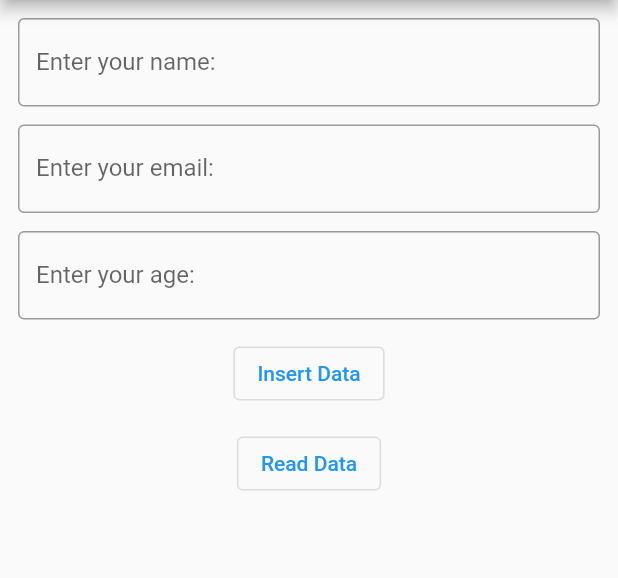
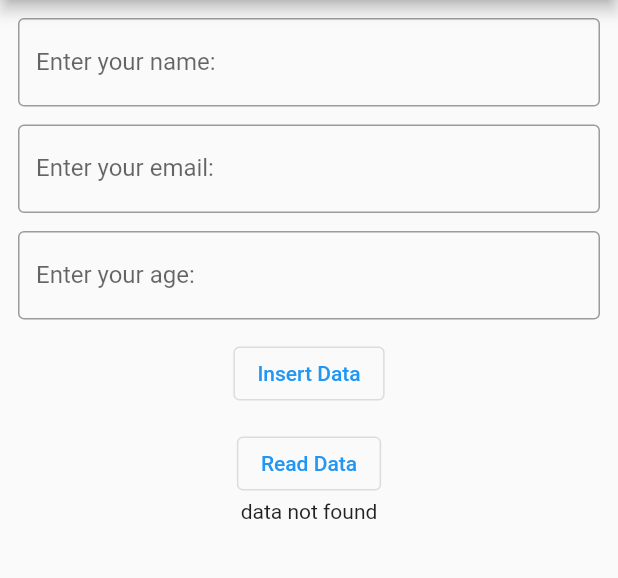
Before and after one commit to huzaifak08/SQFLite-Learning, a Flutter app: the screen it shows after launch, after a tap on "Read Data", on a phone screen of 412 x 824 dp, the part 84-662 px from its top. Run offline on Flutter 3.47's test engine with Material 2 defaults, Android fonts, the phone set to English and light mode, and no system bars; our stand-ins replace sqflite; accounts and stored records are empty.

Commit message:
Fetch all data on the screen

```diff
--- a/lib/home.dart
+++ b/lib/home.dart
@@ -16,6 +16,8 @@ class _HomeState extends State<Home> {
   TextEditingController emailController = TextEditingController();
   TextEditingController ageController = TextEditingController();
   Database? _database;
+  List<Map<String, dynamic>>? usersList;
+
   @override
   Widget build(BuildContext context) {
     return Scaffold(
@@ -64,20 +66,32 @@ class _HomeState extends State<Home> {
                   child: Text('Read Data')),
 
               // Display Data on Screen:
-              Card(
-                  child: Column(
-                children: [
-                  Text(nameController.text),
-                  Text(emailController.text),
-                  Text(ageController.text),
-                ],
-              )),
+              Container(
+                // color: Colors.amber,
+                height: 250,
+                child: usersList != null
+                    ? buildUserList()
+                    : Text('data not found'),
+              )
             ],
           ),
         ),
       ),
     );
   }
+
+  Widget buildUserList() => Expanded(
+          child: ListView.builder(
+        itemCount: usersList?.length,
+        itemBuilder: (context, index) {
+          var name = usersList?[index]['name'];
+          var email = usersList?[index]['email'];
+          var age = usersList?[index]['age'];
+          return Card(
+            child: Text('UserName: $name \n Email: $email \n Age: $age'),
+          );
+        },
+      ));
 
   Future<Database?> openDB() async {
     _database = await DatabaseHandler().openDB();
@@ -106,7 +120,7 @@ class _HomeState extends State<Home> {
   Future<void> getFromUser() async {
     _database = await openDB();
     UserRepo userRepo = new UserRepo();
-    await userRepo.getUser(_database);
+    usersList = await userRepo.getUsers(_database);
     await _database?.close();
   }
 }
--- a/lib/user_repo.dart
+++ b/lib/user_repo.dart
@@ -6,8 +6,14 @@ class UserRepo {
         'CREATE TABLE IF NOT EXISTS User(id INTEGER PRIMARY KEY, name TEXT, email TEXT, age INTEGER)');
   }
 
-  Future<void> getUser(Database? db) async {
+  // Future<void> getUser(Database? db) async {
+  //   final List<Map<String, dynamic>> maps = await db!.query('User');
+  //   print(maps);
+  // }
+
+  // For fetching all the data:
+  Future<List<Map<String, dynamic>>> getUsers(Database? db) async {
     final List<Map<String, dynamic>> maps = await db!.query('User');
-    print(maps);
+    return maps;
   }
 }
```
